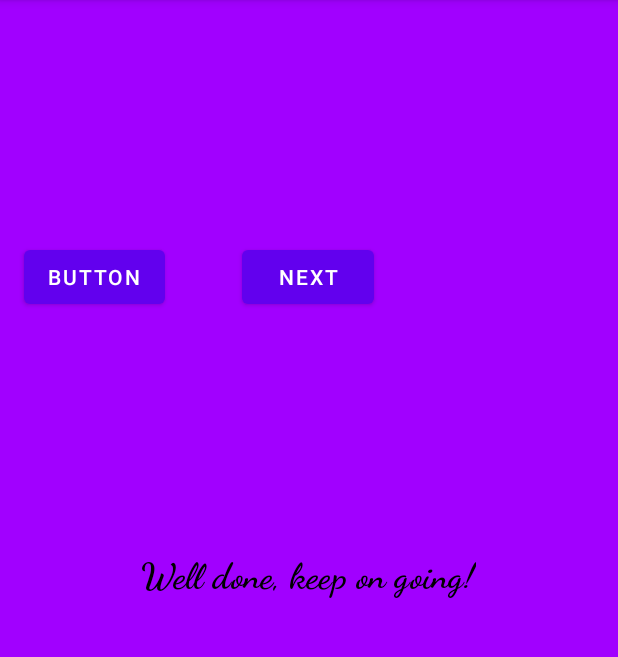
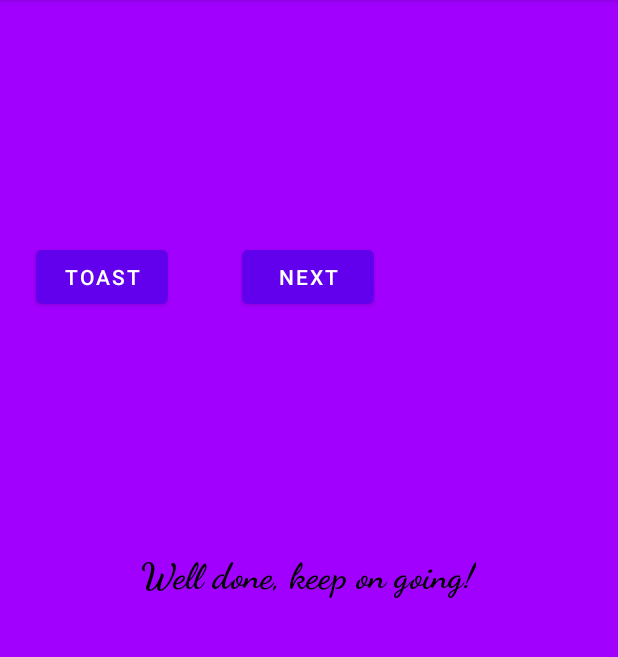
Before and after one commit to hanssenstijn/MyButtonsExample, an Android app: the screen it shows after launch (MainActivity), on a phone screen of 412 x 824 dp, the part 84-741 px from its top. Run offline under Robolectric (Android 15) with nearby library versions, the phone set to English and light mode, and no system bars.

Commit message:
change added button

```diff
--- a/app/src/main/res/layout/fragment_first.xml
+++ b/app/src/main/res/layout/fragment_first.xml
@@ -39,9 +39,9 @@
         android:id="@+id/button"
         android:layout_width="wrap_content"
         android:layout_height="wrap_content"
-        android:layout_marginStart="16dp"
-        android:layout_marginLeft="16dp"
-        android:text="Button"
+        android:layout_marginStart="24dp"
+        android:layout_marginLeft="24dp"
+        android:text="@string/toast_button_text"
         app:layout_constraintBottom_toTopOf="@+id/textview_first"
         app:layout_constraintStart_toStartOf="parent"
         app:layout_constraintTop_toTopOf="parent" />
--- a/app/src/main/res/values/strings.xml
+++ b/app/src/main/res/values/strings.xml
@@ -9,4 +9,5 @@
 
     <string name="hello_first_fragment">Well done, keep on going!</string>
     <string name="hello_second_fragment">Hello second fragment. Arg: %1$s</string>
+    <string name="toast_button_text">Toast</string>
 </resources>
```
